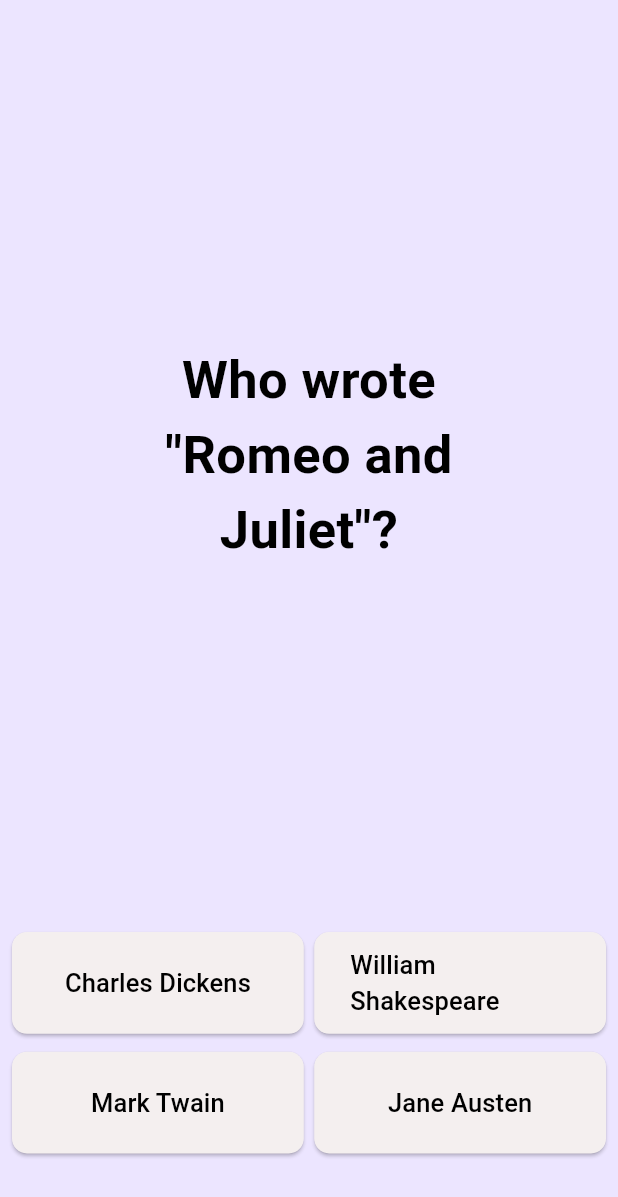
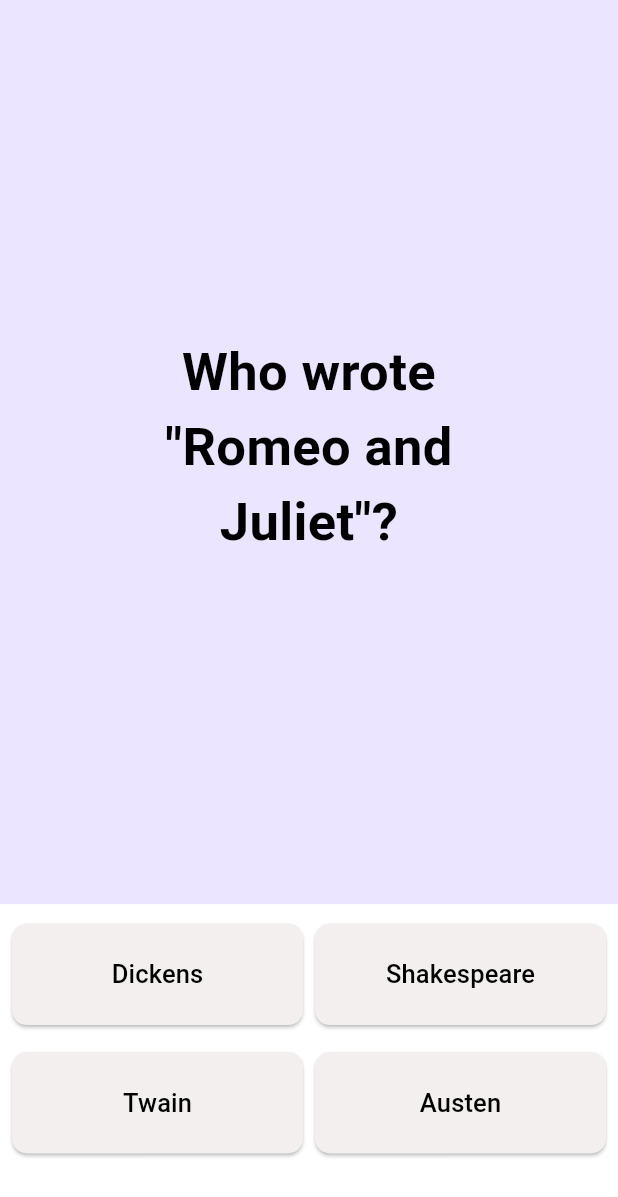
Before and after one commit to EuJinnLucaShow/flutter_application_quiz, a Flutter app: the QuizScreen screen opened directly, after a tap on "Madrid", on a phone screen of 412 x 824 dp. Shown: the top 1197 px of the screen. Run offline on Flutter 3.47's test engine with Material 3 defaults, Android fonts, the phone set to English and light mode, and no system bars.

Commit message:
Store 3: Add a splash screen. With the get started button. From him to the quiz

```diff
--- a/lib/main.dart
+++ b/lib/main.dart
@@ -10,7 +10,38 @@ class QuizzApp extends StatelessWidget {
   @override
   Widget build(BuildContext context) {
     return const MaterialApp(
-      home: QuizScreen(),
+      home: SplashScreen(),
+    );
+  }
+}
+
+class SplashScreen extends StatelessWidget {
+  const SplashScreen({super.key});
+
+  @override
+  Widget build(BuildContext context) {
+    return Scaffold(
+      body: Center(
+        child: Column(
+          mainAxisAlignment: MainAxisAlignment.center,
+          children: [
+            const Text(
+              'Welcome to Quiz App',
+              style: TextStyle(fontSize: 24),
+            ),
+            const SizedBox(height: 20),
+            ElevatedButton(
+              onPressed: () {
+                Navigator.push(
+                  context,
+                  MaterialPageRoute(builder: (context) => const QuizScreen()),
+                );
+              },
+              child: const Text('Get Started'),
+            ),
+          ],
+        ),
+      ),
     );
   }
 }
@@ -39,10 +70,10 @@ class QuizScreenState extends State<QuizScreen> {
     {
       'questionText': 'Who wrote "Romeo and Juliet"?',
       'answers': [
-        {'text': 'Charles Dickens', 'score': 0},
-        {'text': 'William Shakespeare', 'score': 100},
-        {'text': 'Mark Twain', 'score': 0},
-        {'text': 'Jane Austen', 'score': 0},
+        {'text': 'Dickens', 'score': 0},
+        {'text': 'Shakespeare', 'score': 100},
+        {'text': 'Twain', 'score': 0},
+        {'text': 'Austen', 'score': 0},
       ],
     },
     {
@@ -82,21 +113,12 @@ class QuizScreenState extends State<QuizScreen> {
       ],
     },
     {
-      'questionText': 'Who painted the Mona Lisa?',
-      'answers': [
-        {'text': 'Pablo Picasso', 'score': 0},
-        {'text': 'Leonardo da Vinci', 'score': 100},
-        {'text': 'Vincent van Gogh', 'score': 0},
-        {'text': 'Michelangelo', 'score': 0},
-      ],
-    },
-    {
       'questionText': 'What is the largest ocean on Earth?',
       'answers': [
-        {'text': 'Atlantic Ocean', 'score': 0},
-        {'text': 'Indian Ocean', 'score': 0},
-        {'text': 'Pacific Ocean', 'score': 100},
-        {'text': 'Arctic Ocean', 'score': 0},
+        {'text': 'Atlantic', 'score': 0},
+        {'text': 'Indian', 'score': 0},
+        {'text': 'Pacific', 'score': 100},
+        {'text': 'Arctic', 'score': 0},
       ],
     },
     {
@@ -106,15 +128,6 @@ class QuizScreenState extends State<QuizScreen> {
         {'text': 'Mercury', 'score': 100},
         {'text': 'Venus', 'score': 0},
         {'text': 'Jupiter', 'score': 0},
-      ],
-    },
-    {
-      'questionText': 'Who wrote "To Kill a Mockingbird"?',
-      'answers': [
-        {'text': 'J.K. Rowling', 'score': 0},
-        {'text': 'Harper Lee', 'score': 100},
-        {'text': 'Stephen King', 'score': 0},
-        {'text': 'Ernest Hemingway', 'score': 0},
       ],
     },
   ];
@@ -150,7 +163,7 @@ class QuizScreenState extends State<QuizScreen> {
   }
 }
 
-class QuizQuestion extends StatelessWidget {
+class QuizQuestion extends StatefulWidget {
   final Map<String, dynamic> question;
   final Function(int) answerQuestion;
 
@@ -161,7 +174,18 @@ class QuizQuestion extends StatelessWidget {
   });
 
   @override
+  QuizQuestionState createState() => QuizQuestionState();
+}
+
+class QuizQuestionState extends State<QuizQuestion> {
+  int? selectedAnswerIndex;
+  bool answerSelected = false;
+
+  @override
   Widget build(BuildContext context) {
+    double buttonWidth = MediaQuery.of(context).size.width * 0.4;
+    double buttonHeight = MediaQuery.of(context).size.height * 0.08;
+
     return Column(
       mainAxisAlignment: MainAxisAlignment.end,
       children: [
@@ -173,40 +197,60 @@ class QuizQuestion extends StatelessWidget {
           ),
           child: Center(
             child: Text(
-              question['questionText'],
+              widget.question['questionText'],
               textAlign: TextAlign.center,
               style: const TextStyle(
                 fontSize: 35,
                 fontWeight: FontWeight.bold,
-                  color: Colors.black),
+                color: Colors.black,
               ),
             ),
           ),
-        GridView.count(
+        ),
+        Container(
+          color: Colors.white,
+          child: GridView.count(
             crossAxisCount: 2,
             shrinkWrap: true,
-          childAspectRatio: (100 / 40),
+            childAspectRatio: (buttonWidth / buttonHeight),
             padding: const EdgeInsets.fromLTRB(8.0, 8.0, 8.0, 50),
-          mainAxisSpacing: 2.0,
-          crossAxisSpacing: 7.0,
-          children: question['answers'].map<Widget>((answer) {
+            mainAxisSpacing: 8.0,
+            crossAxisSpacing: 8.0,
+            children: List.generate(widget.question['answers'].length, (index) {
+              Map<String, dynamic> answer = widget.question['answers'][index];
               return Padding(
                 padding: const EdgeInsets.symmetric(vertical: 5),
                 child: ElevatedButton(
-                onPressed: () => answerQuestion(answer['score']),
+                  onPressed: () {
+                    Future.delayed(const Duration(milliseconds: 500), () {
+                      setState(() {
+                        answerSelected = true;
+                        selectedAnswerIndex = index;
+                      });
+                    });
+                    widget.answerQuestion(answer['score']);
+                  },
                   style: ElevatedButton.styleFrom(
                     backgroundColor: const Color.fromARGB(255, 244, 239, 239),
+                    fixedSize: Size(buttonWidth, buttonHeight),
                     shape: RoundedRectangleBorder(
                       borderRadius: BorderRadius.circular(10.0),
                     ),
                   ),
-                child: Text(
+                  child: Row(
+                    mainAxisAlignment: MainAxisAlignment.center,
+                    children: [
+                      Text(
                         answer['text'],
-                  style: const TextStyle(fontSize: 17, color: Colors.black),
+                        style:
+                            const TextStyle(fontSize: 17, color: Colors.black),
+                      ),
+                    ],
                   ),
                 ),
               );
-          }).toList(),
+            }),
+          ),
         ),
       ],
     );
```
Lines whose indentation alone changed are shown as unchanged.
